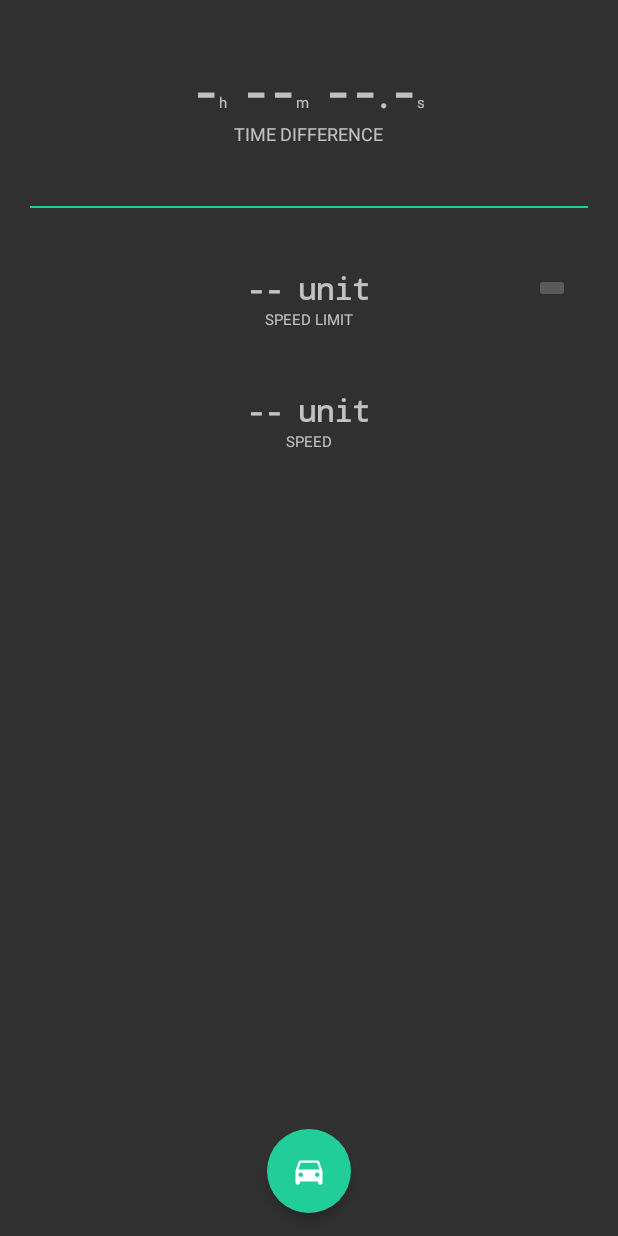
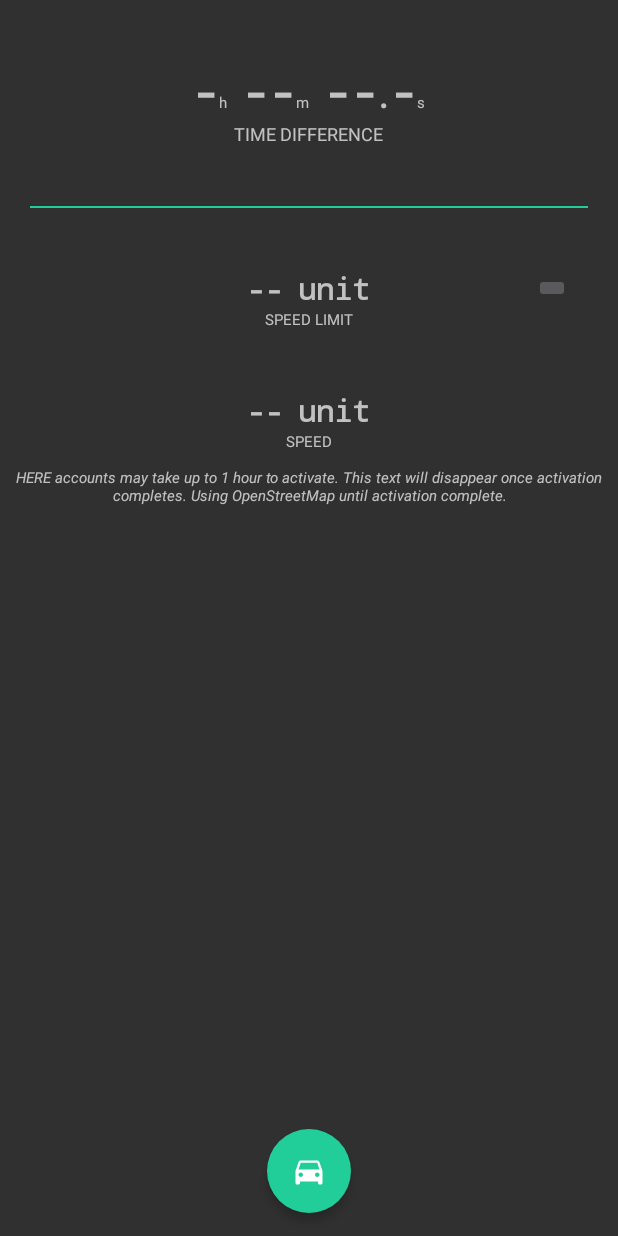
Before and after one commit to jakehilborn/speedr, an Android app: the layout activity_main.xml on its own in the app's theme, with its tools: preview values and no code run, on a phone screen of 412 x 824 dp. Run offline under Robolectric (Android 15) with nearby library versions, the phone set to English and light mode, and no system bars.

Commit message:
Added new here account notice to landscape layout, added more padding

```diff
--- a/app/src/main/res/layout-land/activity_main.xml
+++ b/app/src/main/res/layout-land/activity_main.xml
@@ -137,6 +137,19 @@
                 android:textStyle="normal"
                 android:textSize="12dp"
                 android:text="@string/current_speed_title"
+                tools:ignore="SpUsage"
+                />
+
+            <TextView
+                android:id="@+id/pending_here_activation_notice"
+                android:layout_width="match_parent"
+                android:layout_height="wrap_content"
+                android:padding="10dp"
+                android:gravity="center"
+                android:typeface="normal"
+                android:textStyle="italic"
+                android:textSize="10dp"
+                android:text="@string/pending_here_activation_text"
                 tools:ignore="SpUsage"
                 />
         </LinearLayout>
--- a/app/src/main/res/layout/activity_main.xml
+++ b/app/src/main/res/layout/activity_main.xml
@@ -277,13 +277,12 @@
             android:id="@+id/pending_here_activation_notice"
             android:layout_width="match_parent"
             android:layout_height="wrap_content"
-            android:padding="5dp"
+            android:padding="10dp"
             android:gravity="center"
             android:typeface="normal"
             android:textStyle="italic"
             android:textSize="10dp"
             android:text="@string/pending_here_activation_text"
-            android:visibility="gone"
             tools:ignore="SpUsage"
             />
 
```
